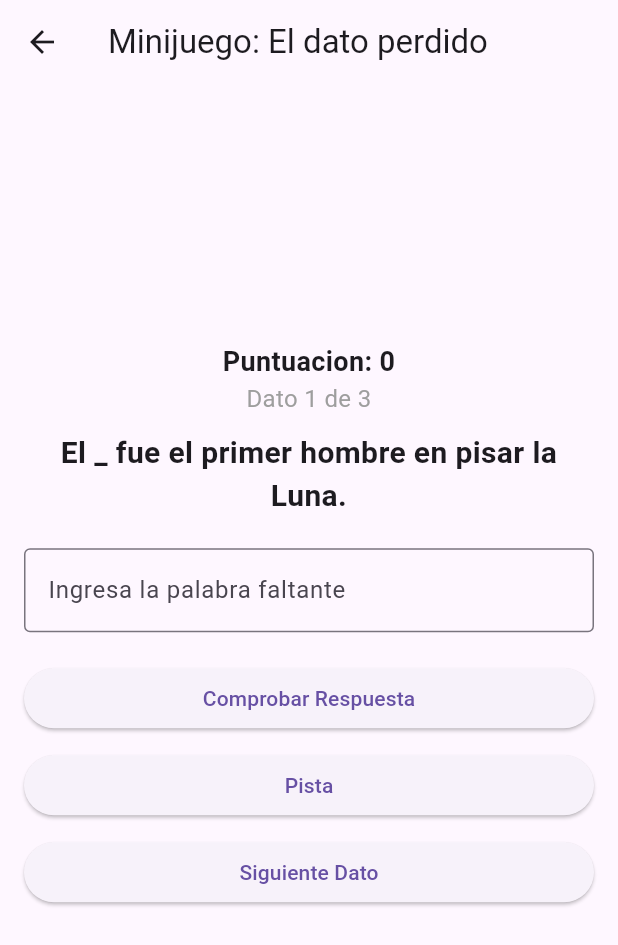
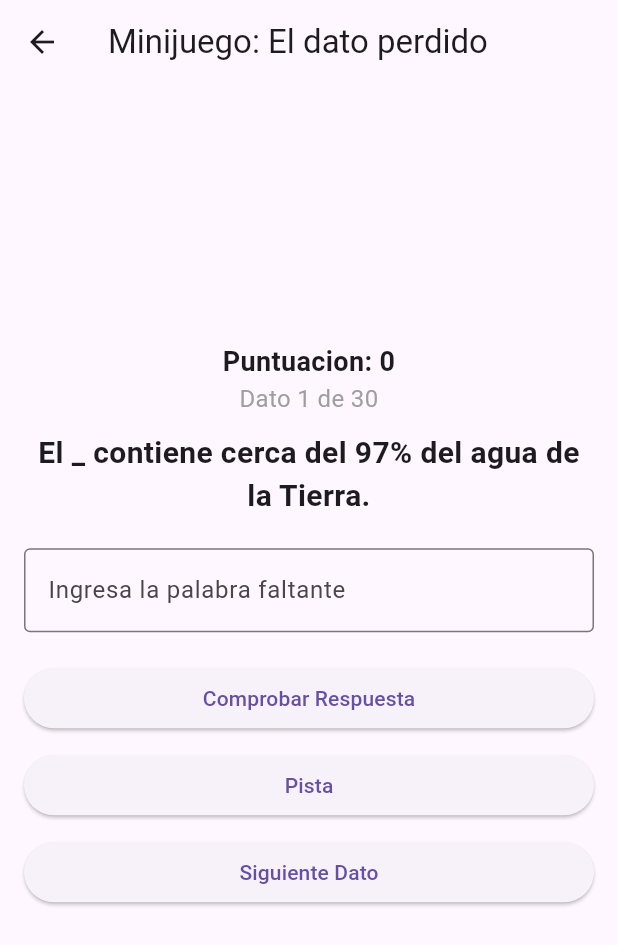
Before and after one commit to mgomval2/aplicacion, a Flutter app: the PantallaPrincipal screen opened directly, after a tap on "Juego: El dato perdido", on a phone screen of 412 x 824 dp. Shown: the top 945 px of the screen. Run offline on Flutter 3.47's test engine with Material 3 defaults, Android fonts, the phone set to English and light mode, and no system bars.

Commit message:
Reapply "cambios"
This reverts commit 7b096c5140fd44c769d4b99c18275909271cdbdf.

```diff
--- a/lib/screens/minijuego.dart
+++ b/lib/screens/minijuego.dart
@@ -1,4 +1,6 @@
+import 'dart:convert';
 import 'package:flutter/material.dart';
+import 'package:flutter/services.dart' show rootBundle;
 
 class PantallaMinijuego extends StatefulWidget {
   const PantallaMinijuego({Key? key}) : super(key: key);
@@ -10,15 +12,39 @@ class PantallaMinijuego extends StatefulWidget {
 class _PantallaMinijuegoState extends State<PantallaMinijuego> {
   final TextEditingController _controller = TextEditingController();
 
-  final List<Map<String, String>> _datosCuriosos = [
-    {"dato": "El _ fue el primer hombre en pisar la Luna.", "respuesta": "hombre"},
-    {"dato": "La capital de Francia es _.", "respuesta": "paris"},
-    {"dato": "El Sol es una _ gigante.", "respuesta": "estrella"},
-  ];
-
+  List<Map<String, String>> _datosCuriosos = [];
   int _indiceActual = 0;
   int _puntuacion = 0;
   String _retroalimentacion = "";
+  bool _cargando = true;
+
+  @override
+  void initState() {
+    super.initState();
+    _cargarDatos();
+  }
+
+  Future<void> _cargarDatos() async {
+    try {
+      final String response =
+          await rootBundle.loadString('assets/datos_curiosos.json');
+      final List<dynamic> data = json.decode(response);
+      setState(() {
+        _datosCuriosos = data
+            .map((e) => {
+                  "dato": e["dato"] as String,
+                  "respuesta": e["respuesta"] as String,
+                })
+            .toList();
+        _cargando = false;
+      });
+    } catch (e) {
+      setState(() {
+        _retroalimentacion = "Error al cargar los datos: $e";
+        _cargando = false;
+      });
+    }
+  }
 
   void _verificarRespuesta() {
     String respuestaCorrecta = _datosCuriosos[_indiceActual]['respuesta']!;
@@ -61,7 +87,9 @@ class _PantallaMinijuegoState extends State<PantallaMinijuego> {
       appBar: AppBar(
         title: const Text('Minijuego: El dato perdido'),
       ),
-      body: Padding(
+      body: _cargando
+          ? const Center(child: CircularProgressIndicator())
+          : Padding(
               padding: const EdgeInsets.all(16.0),
               child: Column(
                 mainAxisAlignment: MainAxisAlignment.center,
@@ -69,7 +97,8 @@ class _PantallaMinijuegoState extends State<PantallaMinijuego> {
                 children: [
                   Text(
                     "Puntuacion: $_puntuacion",
-              style: const TextStyle(fontSize: 18, fontWeight: FontWeight.bold),
+                    style:
+                        const TextStyle(fontSize: 18, fontWeight: FontWeight.bold),
                     textAlign: TextAlign.center,
                   ),
                   Text(
@@ -80,7 +109,8 @@ class _PantallaMinijuegoState extends State<PantallaMinijuego> {
                   const SizedBox(height: 10),
                   Text(
                     _datosCuriosos[_indiceActual]['dato']!,
-              style: const TextStyle(fontSize: 20, fontWeight: FontWeight.bold),
+                    style: const TextStyle(
+                        fontSize: 20, fontWeight: FontWeight.bold),
                     textAlign: TextAlign.center,
                   ),
                   const SizedBox(height: 20),
@@ -112,7 +142,9 @@ class _PantallaMinijuegoState extends State<PantallaMinijuego> {
                     style: TextStyle(
                       fontSize: 18,
                       fontWeight: FontWeight.bold,
-                color: _retroalimentacion.contains("Correcto") ? Colors.green : Colors.red,
+                      color: _retroalimentacion.contains("Correcto")
+                          ? Colors.green
+                          : Colors.red,
                     ),
                     textAlign: TextAlign.center,
                   ),
--- a/lib/screens/pantalla_vacia.dart
+++ b/lib/screens/pantalla_vacia.dart
@@ -1,5 +1,6 @@
 import 'package:flutter/material.dart';
 import 'minijuego.dart'; // Importa la nueva pantalla para el juego
+import 'explorardatos.dart'; // Importa la pantalla de explorar datos
 
 class PantallaPrincipal extends StatelessWidget {
   const PantallaPrincipal({Key? key}) : super(key: key);
@@ -8,46 +9,114 @@ class PantallaPrincipal extends StatelessWidget {
   Widget build(BuildContext context) {
     return Scaffold(
       appBar: AppBar(
-        title: const Text('Biblioteca de Conocimientos'),
+        elevation: 0,
+        backgroundColor: Colors.transparent,
       ),
       body: Center(
+        child: Padding(
+          padding: const EdgeInsets.all(20.0),
           child: Column(
             mainAxisAlignment: MainAxisAlignment.center,
             children: [
-            ElevatedButton(
-              style: ElevatedButton.styleFrom(
-                padding: const EdgeInsets.symmetric(horizontal: 60, vertical: 20),
-                textStyle: const TextStyle(fontSize: 20),
-                shape: RoundedRectangleBorder(
-                  borderRadius: BorderRadius.circular(15),
+              // Recuadro del título
+              Container(
+                padding: const EdgeInsets.symmetric(vertical: 20, horizontal: 30),
+                decoration: BoxDecoration(
+                  color: const Color.fromARGB(255, 206, 211, 230), // Fondo del recuadro
+                  borderRadius: BorderRadius.circular(15), // Bordes redondeados
+                  boxShadow: [
+                    BoxShadow(
+                      color: Colors.grey.withOpacity(0.5),
+                      spreadRadius: 2,
+                      blurRadius: 5,
+                      offset: const Offset(0, 3), // Posición de la sombra
+                    ),
+                  ],
+                ),
+                child: const Text(
+                  'BIBLIOTECA DE CONOCIMIENTOS',
+                  textAlign: TextAlign.center,
+                  style: TextStyle(
+                    fontSize: 24,
+                    fontWeight: FontWeight.bold,
+                    color: Colors.deepPurple,
                   ),
                 ),
-              onPressed: () {
-                // Navega a la pantalla de Explorar Datos
+              ),
+              const SizedBox(height: 40), // Espacio entre el título y los botones
+              Expanded(
+                child: Row(
+                  mainAxisAlignment: MainAxisAlignment.spaceEvenly,
+                  children: [
+                    _buildCustomButton(
+                      context,
+                      'Explorar Datos',
+                      'assets/icono_explorar.jpg', // Reemplaza con tu imagen
+                      () {
                         Navigator.push(
                           context,
-                  MaterialPageRoute(builder: (context) => const Placeholder()), // Cambia Placeholder() por tu pantalla de explorar datos cuando esté lista
+                          MaterialPageRoute(builder: (context) => const PantallaExplorarDatos()),
                         );
                       },
-              child: const Text('Explorar Datos'),
                     ),
-            const SizedBox(height: 20),
-            ElevatedButton(
-              style: ElevatedButton.styleFrom(
-                padding: const EdgeInsets.symmetric(horizontal: 60, vertical: 20),
-                textStyle: const TextStyle(fontSize: 20),
-                shape: RoundedRectangleBorder(
-                  borderRadius: BorderRadius.circular(15),
-                ),
-              ),
-              onPressed: () {
-                // Navega a la pantalla del minijuego
+                    _buildCustomButton(
+                      context,
+                      'Juego: El dato perdido',
+                      'assets/juego_icono.png', // Reemplaza con tu imagen
+                      () {
                         Navigator.push(
                           context,
                           MaterialPageRoute(builder: (context) => const PantallaMinijuego()),
                         );
                       },
-              child: const Text('Juego: El dato perdido'),
+                    ),
+                  ],
+                ),
+              ),
+            ],
+          ),
+        ),
+      ),
+    );
+  }
+
+  Widget _buildCustomButton(BuildContext context, String text, String imagePath, VoidCallback onPressed) {
+    return SizedBox(
+      width: MediaQuery.of(context).size.width * 0.4, // Ajusta el tamaño
+      height: MediaQuery.of(context).size.height * 0.25,
+      child: ElevatedButton(
+        style: ElevatedButton.styleFrom(
+          elevation: 5,
+          shape: RoundedRectangleBorder(
+            borderRadius: BorderRadius.circular(20),
+          ),
+          padding: const EdgeInsets.all(0),
+          backgroundColor: Colors.transparent,
+        ),
+        onPressed: onPressed,
+        child: Stack(
+          children: [
+            // Imagen de marca de agua
+            Positioned.fill(
+              child: Opacity(
+                opacity: 0.2,
+                child: Image.asset(
+                  imagePath,
+                  fit: BoxFit.cover,
+                ),
+              ),
+            ),
+            // Texto centrado
+            Center(
+              child: Text(
+                text,
+                textAlign: TextAlign.center,
+                style: const TextStyle(
+                  fontSize: 18,
+                  fontWeight: FontWeight.bold,
+                  color: Colors.white,
+                ),
+              ),
             ),
           ],
         ),
@@ -59,5 +128,6 @@ class PantallaPrincipal extends StatelessWidget {
 void main() {
   runApp(const MaterialApp(
     home: PantallaPrincipal(),
+    debugShowCheckedModeBanner: false,
   ));
 }
--- a/pubspec.yaml
+++ b/pubspec.yaml
@@ -17,3 +17,9 @@ dev_dependencies:
 
 flutter:
   uses-material-design: true
+  assets:
+    - assets/datos_explorar.json
+    - assets/datos_curiosos.json
+    - assets/globo_del_mundo.jpg
+    - assets/icono_explorar.jpg
+    - assets/juego_icono.png
```
Also changed, not shown: assets/datos_explorar.json (added, +34 -0 lines), lib/screens/Explorardatos.dart (added, +185 -0 lines), assets/globo_del_mundo.jpg (added), assets/icono_explorar.jpg (added), assets/juego_icono.png (added). Lines whose indentation alone changed are shown as unchanged.
